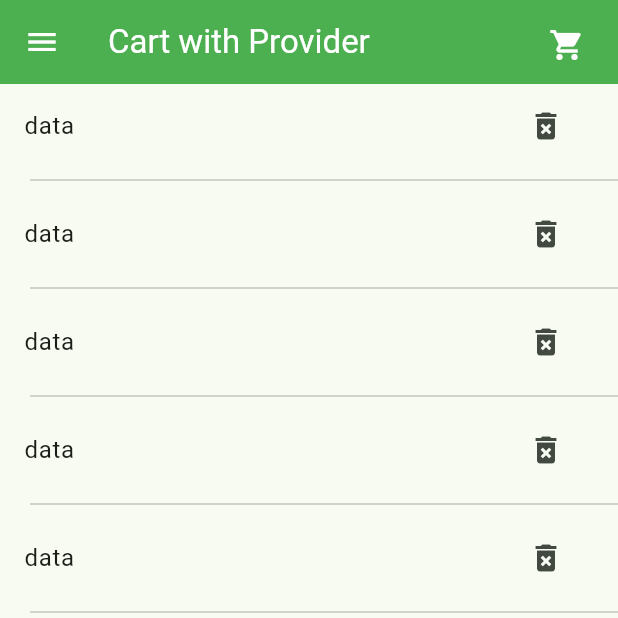
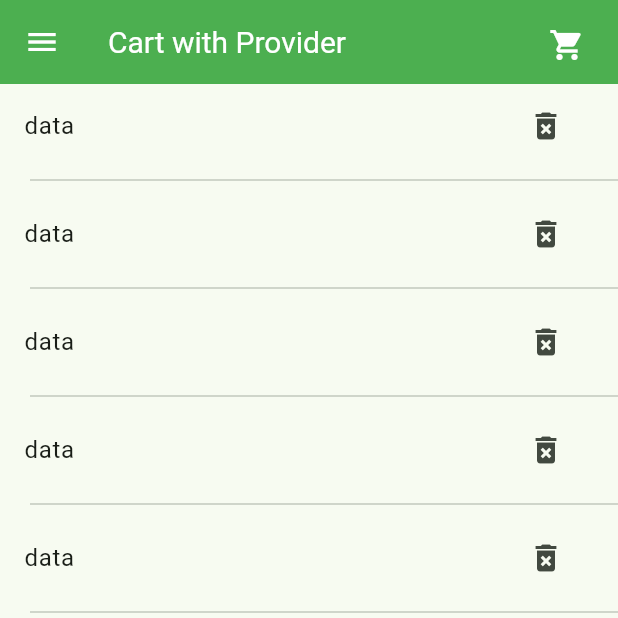
Before and after one commit to rahimuj570/shopping_cart_with_Provider, a Flutter app: the CartScreen screen opened by its route, on a phone screen of 412 x 824 dp, the top half of it. Run offline on Flutter 3.47's test engine with Material 3 defaults, Android fonts, the phone set to English and light mode, and no system bars; network calls fail.

Commit message:
drawer and appbar is ready and can navigate

```diff
--- a/lib/widgets/custom_appbar.dart
+++ b/lib/widgets/custom_appbar.dart
@@ -11,7 +11,7 @@ class CustomAppbar extends StatelessWidget implements PreferredSizeWidget {
       backgroundColor: Colors.green,
       foregroundColor: Colors.white,
       actionsPadding: EdgeInsets.all(10),
-      title: Text('Cart with Provider'),
+      title: Text('Cart with Provider', style: TextStyle(fontSize: 20)),
       actions: [
         IconButton(
           onPressed: () {
```
Also changed, not shown: lib/widgets/custom_drawer.dart (+12 -2 lines).
